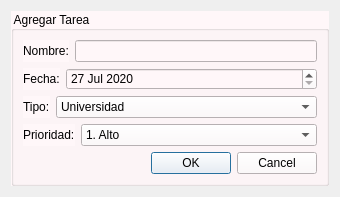
First picture: the form in atarea.ui, repository Fernanda2201/Examen-tareas, before the edit.
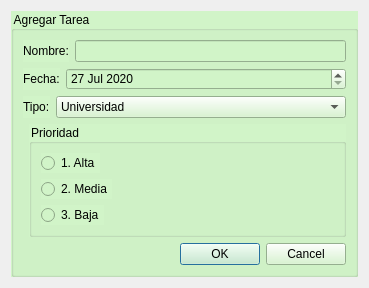
Second picture: the form after the edit.

```diff
--- a/atarea.ui
+++ b/atarea.ui
@@ -6,27 +6,27 @@
    <rect>
     <x>0</x>
     <y>0</y>
-    <width>340</width>
-    <height>184</height>
+    <width>369</width>
+    <height>266</height>
    </rect>
   </property>
   <property name="windowTitle">
    <string>Tareas</string>
   </property>
-  <layout class="QFormLayout" name="formLayout_5">
+  <layout class="QFormLayout" name="formLayout">
    <item row="0" column="0" colspan="2">
-    <widget class="QGroupBox" name="groupBox">
+    <widget class="QGroupBox" name="groupBox_3">
      <property name="styleSheet">
-      <string notr="true">background-color: rgb(255, 247, 249);</string>
+      <string notr="true">background-color: rgb(209, 244, 200);</string>
      </property>
      <property name="title">
       <string>Agregar Tarea</string>
      </property>
      <layout class="QVBoxLayout" name="verticalLayout">
       <item>
-       <layout class="QFormLayout" name="formLayout">
+       <layout class="QFormLayout" name="formLayout_4">
         <item row="0" column="0">
-         <widget class="QLabel" name="label">
+         <widget class="QLabel" name="label_4">
           <property name="text">
            <string>Nombre:</string>
           </property>
@@ -108,31 +108,35 @@
        </layout>
       </item>
       <item>
-       <layout class="QFormLayout" name="formLayout_4">
-        <item row="0" column="0">
-         <widget class="QLabel" name="label_4">
-          <property name="text">
-           <string>Prioridad:</string>
-          </property>
-         </widget>
-        </item>
+       <layout class="QFormLayout" name="formLayout_8">
         <item row="0" column="1">
-         <widget class="QComboBox" name="inPrioridad">
-          <item>
+         <widget class="QGroupBox" name="groupBox_2">
+          <property name="title">
+           <string>Prioridad</string>
+          </property>
+          <layout class="QFormLayout" name="formLayout_5">
+           <item row="0" column="0">
+            <widget class="QRadioButton" name="inAlta">
            <property name="text">
-            <string>1. Alto</string>
-           </property>
-          </item>
-          <item>
+              <string>1. Alta</string>
+             </property>
+            </widget>
+           </item>
+           <item row="1" column="0">
+            <widget class="QRadioButton" name="inMedia">
            <property name="text">
-            <string>2. Medio</string>
-           </property>
-          </item>
-          <item>
+              <string>2. Media</string>
+             </property>
+            </widget>
+           </item>
+           <item row="2" column="0">
+            <widget class="QRadioButton" name="inBaja">
            <property name="text">
-            <string>3. Bajo</string>
-           </property>
-          </item>
+              <string>3. Baja</string>
+             </property>
+            </widget>
+           </item>
+          </layout>
          </widget>
         </item>
        </layout>
```
Left out of the diff: 8 changed lines with no effect on the pictures. Lines whose indentation alone changed are shown as unchanged.
